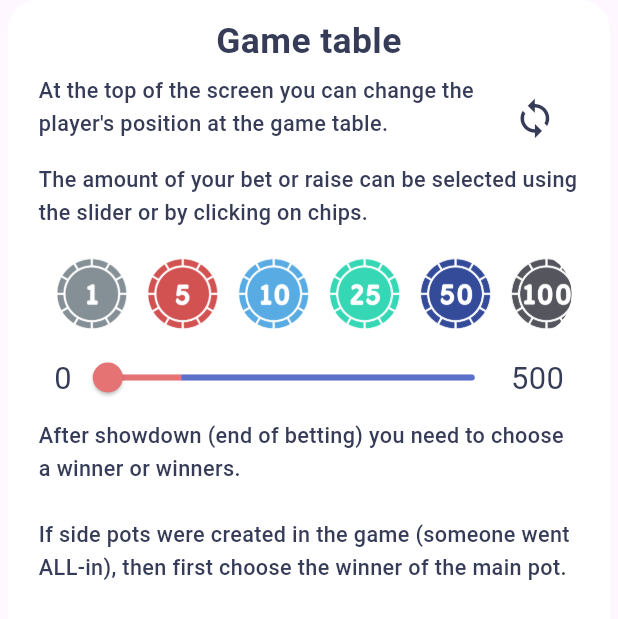
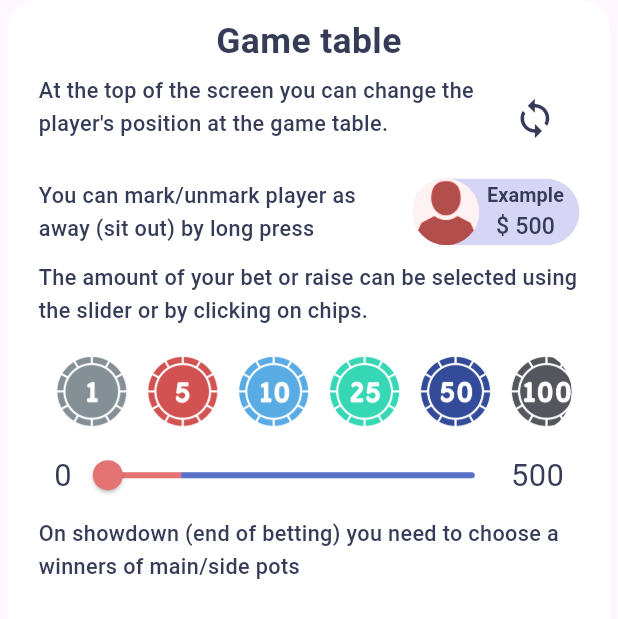
Before and after one commit to goliksim/pocket_chips, a Flutter app: the OnboardingGamePage widget shown alone on an empty page, opened directly, on a phone screen of 412 x 824 dp. Shown: the top 619 px of the screen. Run offline on Flutter 3.47's test engine with Material 3 defaults, Android fonts, the phone set to English and light mode, and no system bars; our stand-ins replace firebase_analytics, firebase_core, firebase_crashlytics, firebase_remote_config, flutter_riverpod, flutter_screenutil and 9 more; missing offline and left inert: flutter_mailer, onboarding; accounts and stored records are empty; generated files the repository leaves out were written again; network calls fail; project files that could hold a hidden picture were left out.

Commit message:
feat: sit out example

```diff
--- a/lib/l10n/app_en.arb
+++ b/lib/l10n/app_en.arb
@@ -42,7 +42,7 @@
     "about_welc_2":"All you need to play: cards and phone!",
     "about_welc_3":"The app:",
     "about_welc_4":"stores players' chips",
-    "about_welc_5":"allows you to place bets",
+    "about_welc_5":"allows you to place bets/antes",
     "about_welc_6":"divide the final pot between players",
     "about_welc_7":"This application based on the rules of unlimited Texas Hold'em.",
     "about_hom_1":"Home screen",
@@ -56,19 +56,20 @@
     "about_plme_5":"They will be stored there forever.",
     "about_plme_6":"Edit player's info by tapping it.",
     "about_plme_7":"Reorder players by drag-drop.",
+    "about_plme_8":"[PRO-feature] Use your gallery photo as player avatar",
     "about_set_1":"Settings",
-    "about_set_2":"In the settings tab, you can also configure the initial stack, as well as small blind.",
+    "about_set_2":"In the settings tab, you can configure the Initial stack, enable custom bets, select Sit Out mode and configure Simple or PRO blinds structure.",
     "about_set_3":"Before the start of betting, you can make any changes:",
-    "about_set_4":"add, remove players",
+    "about_set_4":"add/remove/edit players",
     "about_set_5":"change player stacks",
     "about_set_6":"you can change the dealer, etc",
-    "about_set_8":"change the initial smallblind",
-    "about_set_9":"change the description and player's avatar",
+    "about_set_8":"change the game settings",
+    "about_set_9":"mark as away (sit out)",
     "about_tab_1":"Game table",
     "about_tab_2":"At the top of the screen you can change the player's position at the game table.",
     "about_tab_3":"The amount of your bet or raise can be selected using the slider or by clicking on chips.",
-    "about_tab_4":"After showdown (end of betting) you need to choose a winner or winners.",
-    "about_tab_5":"If side pots were created in the game (someone went ALL-in), then first choose the winner of the main pot.",
+    "about_tab_4":"On showdown (end of betting) you need to choose a winners of main/side pots",
+    "about_tab_5":"You can mark/unmark player as away (sit out) by long press",
     "about_link_1":"Links",
     "about_link_2":"Like my app? Rate it and leave a comment! Don't forget share with friends!",
     "about_link_3":"Rate app",
--- a/lib/l10n/app_localizations.dart
+++ b/lib/l10n/app_localizations.dart
@@ -359,7 +359,7 @@ abstract class AppLocalizations {
   /// No description provided for @about_welc_5.
   ///
   /// In en, this message translates to:
-  /// **'allows you to place bets'**
+  /// **'allows you to place bets/antes'**
   String get about_welc_5;
 
   /// No description provided for @about_welc_6.
@@ -440,6 +440,12 @@ abstract class AppLocalizations {
   /// **'Reorder players by drag-drop.'**
   String get about_plme_7;
 
+  /// No description provided for @about_plme_8.
+  ///
+  /// In en, this message translates to:
+  /// **'[PRO-feature] Use your gallery photo as player avatar'**
+  String get about_plme_8;
+
   /// No description provided for @about_set_1.
   ///
   /// In en, this message translates to:
@@ -449,7 +455,7 @@ abstract class AppLocalizations {
   /// No description provided for @about_set_2.
   ///
   /// In en, this message translates to:
-  /// **'In the settings tab, you can also configure the initial stack, as well as small blind.'**
+  /// **'In the settings tab, you can configure the Initial stack, enable custom bets, select Sit Out mode and configure Simple or PRO blinds structure.'**
   String get about_set_2;
 
   /// No description provided for @about_set_3.
@@ -461,7 +467,7 @@ abstract class AppLocalizations {
   /// No description provided for @about_set_4.
   ///
   /// In en, this message translates to:
-  /// **'add, remove players'**
+  /// **'add/remove/edit players'**
   String get about_set_4;
 
   /// No description provided for @about_set_5.
@@ -479,13 +485,13 @@ abstract class AppLocalizations {
   /// No description provided for @about_set_8.
   ///
   /// In en, this message translates to:
-  /// **'change the initial smallblind'**
+  /// **'change the game settings'**
   String get about_set_8;
 
   /// No description provided for @about_set_9.
   ///
   /// In en, this message translates to:
-  /// **'change the description and player\'s avatar'**
+  /// **'mark as away (sit out)'**
   String get about_set_9;
 
   /// No description provided for @about_tab_1.
@@ -509,13 +515,13 @@ abstract class AppLocalizations {
   /// No description provided for @about_tab_4.
   ///
   /// In en, this message translates to:
-  /// **'After showdown (end of betting) you need to choose a winner or winners.'**
+  /// **'On showdown (end of betting) you need to choose a winners of main/side pots'**
   String get about_tab_4;
 
   /// No description provided for @about_tab_5.
   ///
   /// In en, this message translates to:
-  /// **'If side pots were created in the game (someone went ALL-in), then first choose the winner of the main pot.'**
+  /// **'You can mark/unmark player as away (sit out) by long press'**
   String get about_tab_5;
 
   /// No description provided for @about_link_1.
--- a/lib/l10n/app_localizations_en.dart
+++ b/lib/l10n/app_localizations_en.dart
@@ -140,7 +140,7 @@ class AppLocalizationsEn extends AppLocalizations {
   String get about_welc_4 => 'stores players\' chips';
 
   @override
-  String get about_welc_5 => 'allows you to place bets';
+  String get about_welc_5 => 'allows you to place bets/antes';
 
   @override
   String get about_welc_6 => 'divide the final pot between players';
@@ -188,18 +188,22 @@ class AppLocalizationsEn extends AppLocalizations {
   String get about_plme_7 => 'Reorder players by drag-drop.';
 
   @override
+  String get about_plme_8 =>
+      '[PRO-feature] Use your gallery photo as player avatar';
+
+  @override
   String get about_set_1 => 'Settings';
 
   @override
   String get about_set_2 =>
-      'In the settings tab, you can also configure the initial stack, as well as small blind.';
+      'In the settings tab, you can configure the Initial stack, enable custom bets, select Sit Out mode and configure Simple or PRO blinds structure.';
 
   @override
   String get about_set_3 =>
       'Before the start of betting, you can make any changes:';
 
   @override
-  String get about_set_4 => 'add, remove players';
+  String get about_set_4 => 'add/remove/edit players';
 
   @override
   String get about_set_5 => 'change player stacks';
@@ -208,10 +212,10 @@ class AppLocalizationsEn extends AppLocalizations {
   String get about_set_6 => 'you can change the dealer, etc';
 
   @override
-  String get about_set_8 => 'change the initial smallblind';
+  String get about_set_8 => 'change the game settings';
 
   @override
-  String get about_set_9 => 'change the description and player\'s avatar';
+  String get about_set_9 => 'mark as away (sit out)';
 
   @override
   String get about_tab_1 => 'Game table';
@@ -226,11 +230,11 @@ class AppLocalizationsEn extends AppLocalizations {
 
   @override
   String get about_tab_4 =>
-      'After showdown (end of betting) you need to choose a winner or winners.';
+      'On showdown (end of betting) you need to choose a winners of main/side pots';
 
   @override
   String get about_tab_5 =>
-      'If side pots were created in the game (someone went ALL-in), then first choose the winner of the main pot.';
+      'You can mark/unmark player as away (sit out) by long press';
 
   @override
   String get about_link_1 => 'Links';
--- a/lib/presentation/onboading/pages/onboarding_game_page.dart
+++ b/lib/presentation/onboading/pages/onboarding_game_page.dart
@@ -1,15 +1,44 @@
 import 'package:flutter/material.dart';
 
+import '../../../services/assets_provider.dart';
 import '../../../utils/extensions.dart';
 import '../../../utils/theme/ui_values.dart';
+import '../../game/view_state/game_player_item.dart';
 import '../../game/widgets/game_contol/raise/raise_field.dart';
 import '../../game/widgets/game_contol/raise/raise_provider.dart';
+import '../../game/widgets/game_table/player_field.dart';
 import '../onboarding_dialog.dart';
 
-class OnboardingGamePage extends StatelessWidget {
+class OnboardingGamePage extends StatefulWidget {
   const OnboardingGamePage({
     super.key,
   });
+
+  @override
+  State<OnboardingGamePage> createState() => _OnboardingGamePageState();
+}
+
+class _OnboardingGamePageState extends State<OnboardingGamePage> {
+  bool isPaused = false;
+
+  GamePlayerItem get _player => GamePlayerItem(
+        uid: '',
+        name: 'Example',
+        assetUrl: AssetsProvider.emptyPlayerAsset,
+        isDealer: false,
+        isCurrent: false,
+        isFolded: false,
+        isSitOut: isPaused,
+        bank: 500,
+        bet: 500,
+        ante: 500,
+      );
+
+  void _pausePlayer() {
+    setState(() {
+      isPaused = !isPaused;
+    });
+  }
 
   @override
   Widget build(BuildContext context) => OnboardingPage(
@@ -41,6 +70,36 @@ class OnboardingGamePage extends StatelessWidget {
               ),
             ],
           ),
+          SizedBox(height: stdHorizontalOffset),
+          Row(
+            children: [
+              Flexible(
+                child: Text(
+                  context.strings.about_tab_5,
+                  style: TextStyle(
+                    height: 1.5,
+                    color: context.theme.onBackground,
+                    fontWeight: FontWeight.w500,
+                    fontSize: stdFontSize * 0.7,
+                  ),
+                  textAlign: TextAlign.start,
+                ),
+              ),
+              SizedBox(
+                height: stdButtonHeight * 0.6,
+                width: stdButtonHeight * 1.5,
+                child: ClipRRect(
+                  borderRadius: BorderRadius.circular(stdButtonHeight),
+                  child: PlayerField(
+                    player: _player,
+                    shouldReverse: false,
+                    onLongPress: () => _pausePlayer(),
+                  ),
+                ),
+              ),
+            ],
+          ),
+          SizedBox(height: stdHorizontalOffset),
           Text(
             context.strings.about_tab_3,
             style: TextStyle(
@@ -64,7 +123,7 @@ class OnboardingGamePage extends StatelessWidget {
             ),
           ),
           Text(
-            '${context.strings.about_tab_4}\n\n${context.strings.about_tab_5}',
+            '${context.strings.about_tab_4}\n',
             style: TextStyle(
               height: 1.5,
               color: context.theme.onBackground,
--- a/lib/presentation/onboading/pages/onboarding_lobby_page.dart
+++ b/lib/presentation/onboading/pages/onboarding_lobby_page.dart
@@ -99,7 +99,7 @@ class OnboardingLobbyPage extends StatelessWidget {
         Align(
           alignment: Alignment.centerLeft,
           child: Text(
-            '- ${context.strings.about_plme_6}\n- ${context.strings.about_plme_7}\n',
+            '- ${context.strings.about_plme_6}\n- ${context.strings.about_plme_7}\n- ${context.strings.about_plme_8}\n',
             style: TextStyle(
               height: 1.5,
               color: context.theme.onBackground,
```
Also changed, not shown: lib/l10n/app_localizations_ru.dart (+13 -10 lines), lib/l10n/app_ru.arb (+10 -9 lines).
